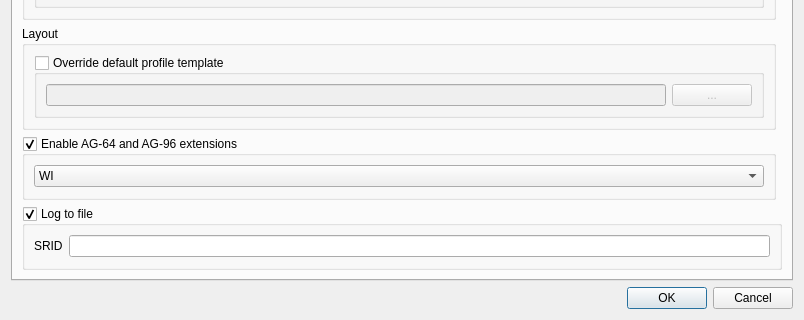
teksi/wastewater, file plugin/teksi_wastewater/ui/twwsettingsdialog.ui: the form before one commit; both pictures show x 0 to 804 and y 210 to 530 of the 804 by 530 pixel window.
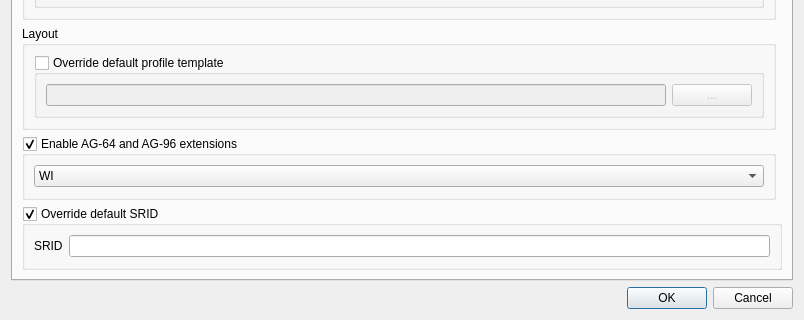
The form after the commit. The open tabs and pages were chosen to show the change. Custom widgets are drawn as their Qt base class.

Commit message: Change group box title from 'Log to file' to 'Override default SRID'

Diff of the .ui file:
```diff
--- a/plugin/teksi_wastewater/ui/twwsettingsdialog.ui
+++ b/plugin/teksi_wastewater/ui/twwsettingsdialog.ui
@@ -360,7 +360,7 @@
 	  <item row="5" column="0" colspan="2">
            <widget class="QGroupBox" name="mGbOverrideSRID">
             <property name="title">
-             <string>Log to file</string>
+             <string>Override default SRID</string>
             </property>
             <property name="checkable">
              <bool>true</bool>
```
